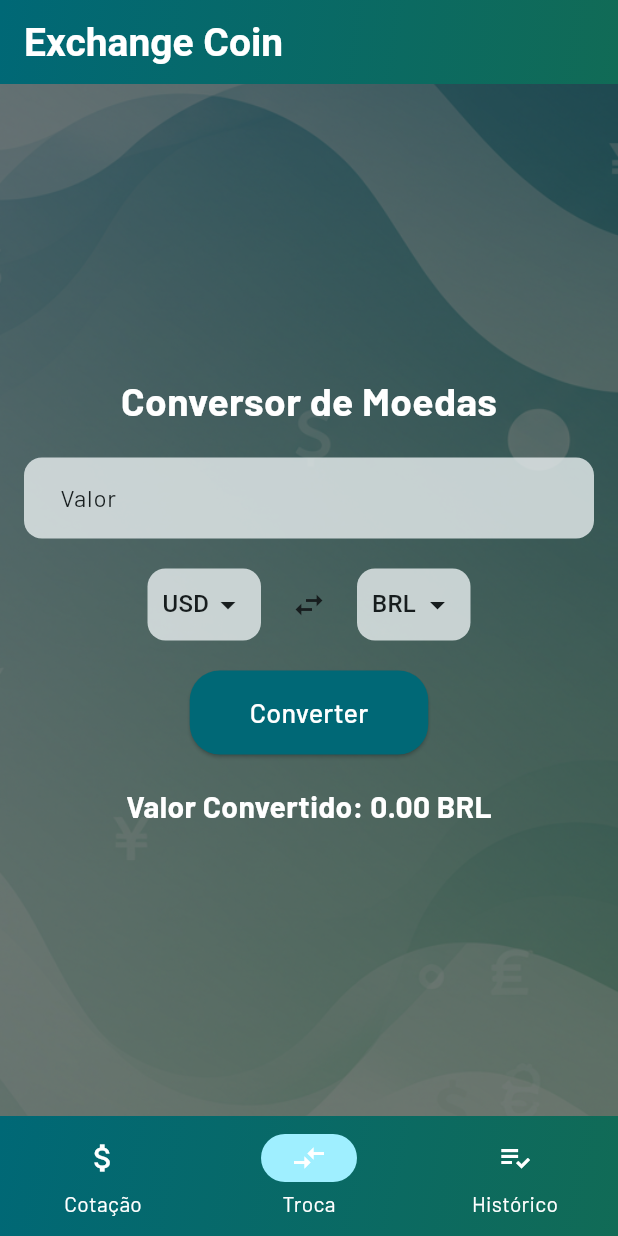
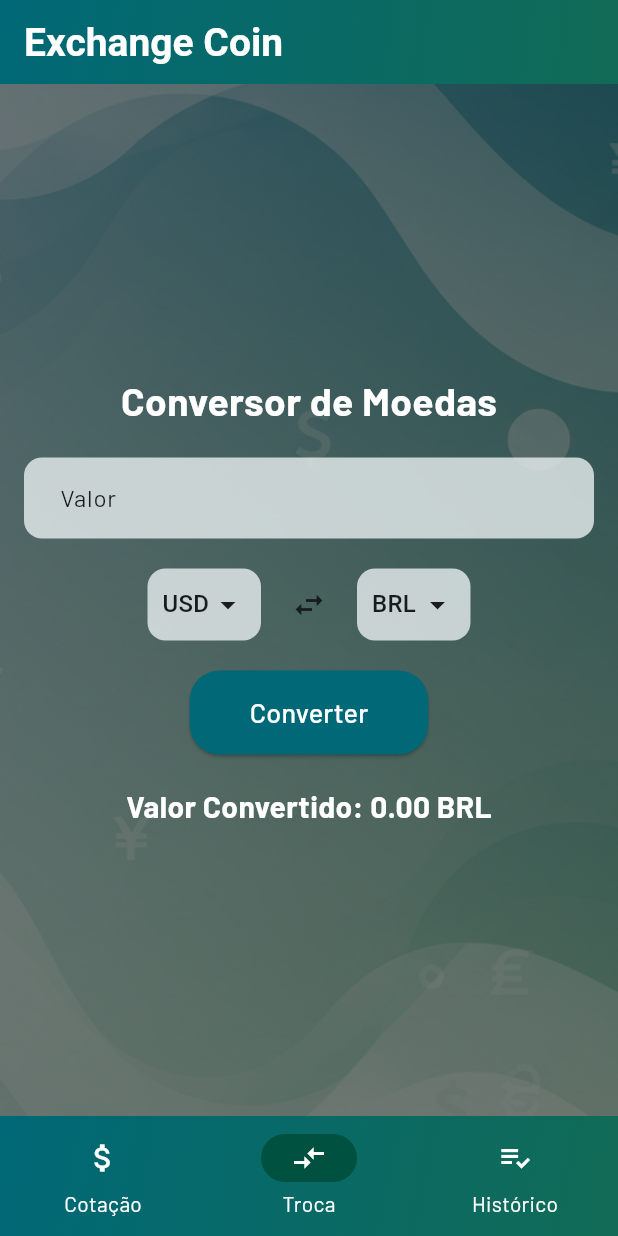
Before and after one commit to vanessacoin/flutter-exchange-app, a Flutter app: the screen it shows after launch, item 2 of the bottom bar chosen, on a phone screen of 412 x 824 dp. Run offline on Flutter 3.47's test engine with Material 3 defaults, Android fonts, the phone set to English and light mode, and no system bars; our stand-ins replace another_flutter_splash_screen, flutter_dotenv, google_fonts, sqflite; accounts and stored records are empty; network calls fail; Roboto replaces fonts that are missing (Anek Bangla).

Commit message:
style: modificada cor do botão da barra de navegação

```diff
--- a/lib/components/navigationbar.dart
+++ b/lib/components/navigationbar.dart
@@ -25,7 +25,7 @@ class CustomNavigationBar extends StatelessWidget {
       ),
       child: NavigationBarTheme(
         data: NavigationBarThemeData(
-          indicatorColor: colors.primaryContainer,
+          indicatorColor: colors.onSecondaryFixedVariant,
           labelTextStyle: MaterialStateProperty.all(
             TextStyle(color: Colors.white),
           ),
```
